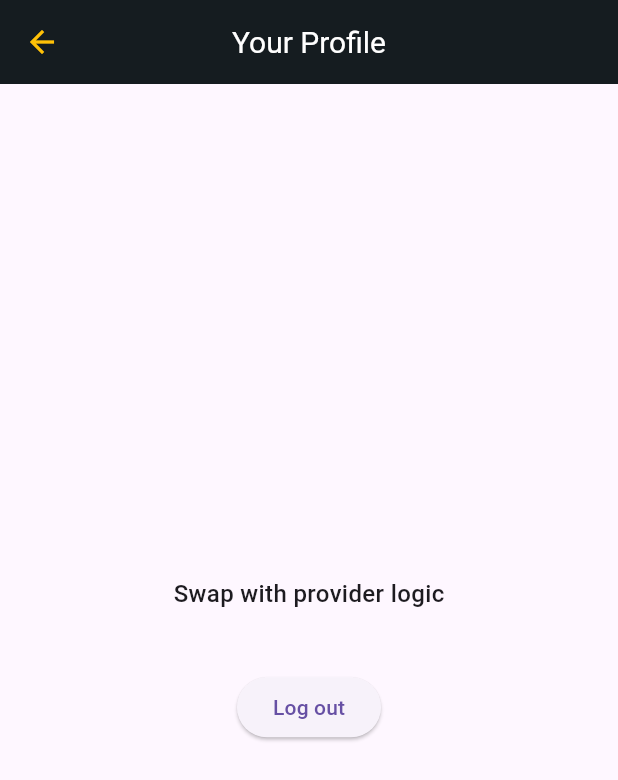
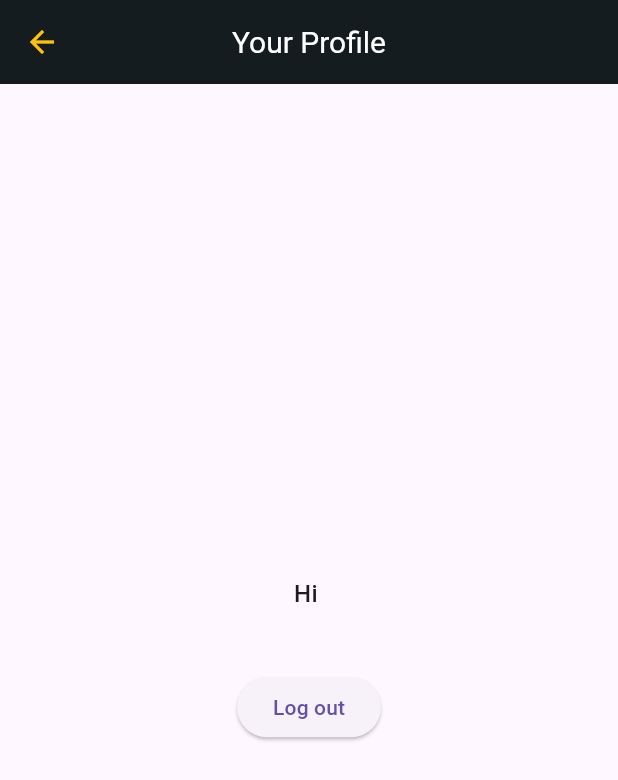
Before and after one commit to PratikMaurya101/minitaskhub, a Flutter app: the ProfileScreen screen opened directly, on a phone screen of 412 x 824 dp. Shown: the top 780 px of the screen. Run offline on Flutter 3.47's test engine with Material 3 defaults, Android fonts, the light colour scheme and no system bars; our stand-ins replace flutter_dotenv, supabase_flutter; accounts and stored records are empty.

Commit message:
Added user info on Profile screen

```diff
--- a/lib/dashboard/profile_screen.dart
+++ b/lib/dashboard/profile_screen.dart
@@ -20,6 +20,8 @@ class ProfileScreen extends StatefulWidget{
 }
 
 class _ProfileScreenState extends State<ProfileScreen> {
+
+  final userId = Supabase.instance.client.auth.currentUser?.email!;
 
   // Log out
   void logout() async {
@@ -49,7 +51,7 @@ class _ProfileScreenState extends State<ProfileScreen> {
           children: [
             // Email display
             Center( child: Text(
-                  "Swap with provider logic",
+                  "Hi $userId",
                   style: const TextStyle(fontSize: 16, fontWeight: FontWeight.w500),
                 ),
             ),
```
Also changed, not shown: lib/main.dart (line endings or trailing spaces).
